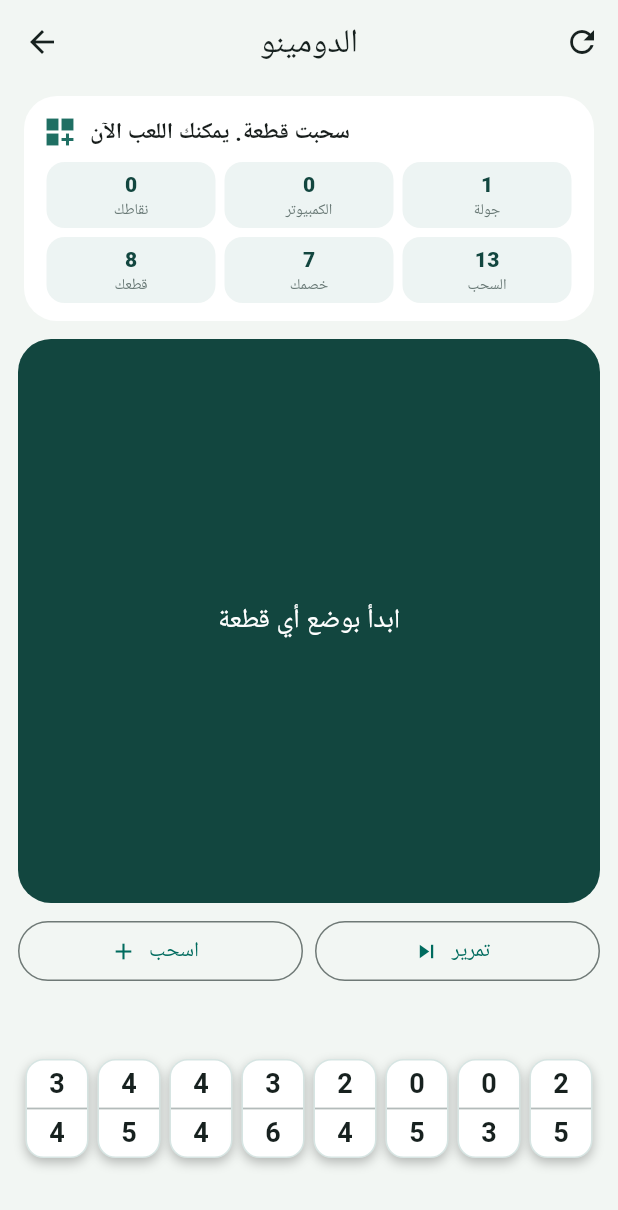
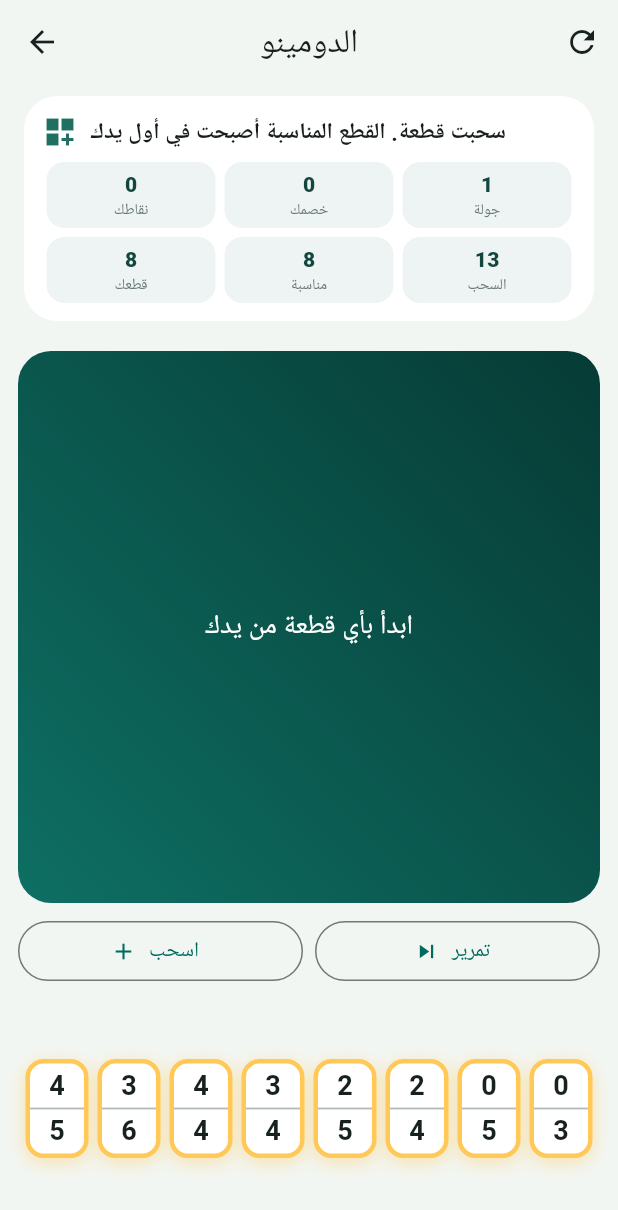
Before and after one commit to aljwaal1/gameslocal, a Flutter app: the DominoGameScreen screen opened directly, after a tap on "اسحب", on a phone screen of 412 x 824 dp. Shown: the top 1210 px of the screen. Run offline on Flutter 3.47's test engine with Material 3 defaults, Android fonts, the phone set to English and light mode, and no system bars.

Commit message:
Improve domino track clarity and playable tile sorting

```diff
--- a/lib/games/domino/domino_game.dart
+++ b/lib/games/domino/domino_game.dart
@@ -71,6 +71,17 @@ class _DominoGameScreenState extends State<DominoGameScreen> {
   int? get leftEnd => board.isEmpty ? null : board.first.left;
   int? get rightEnd => board.isEmpty ? null : board.last.right;
 
+  List<DominoTile> get sortedPlayerHand {
+    final list = List<DominoTile>.from(player);
+    list.sort((a, b) {
+      final ap = canPlay(a) ? 0 : 1;
+      final bp = canPlay(b) ? 0 : 1;
+      if (ap != bp) return ap.compareTo(bp);
+      return b.total.compareTo(a.total);
+    });
+    return list;
+  }
+
   int pipsOf(List<DominoTile> hand) => hand.fold(0, (sum, tile) => sum + tile.total);
 
   bool canPlay(DominoTile tile) {
@@ -87,7 +98,7 @@ class _DominoGameScreenState extends State<DominoGameScreen> {
     if (!playerTurn || roundFinished) return;
     if (!canPlay(tile)) {
       GameFeedback.error();
-      setState(() => message = 'هذه القطعة لا تناسب طرفي الدومينو');
+      setState(() => message = 'هذه القطعة لا تناسب الطرفين: $leftEnd أو $rightEnd');
       return;
     }
     GameFeedback.move();
@@ -116,7 +127,7 @@ class _DominoGameScreenState extends State<DominoGameScreen> {
     }
     GameFeedback.tap();
     player.add(stock.removeLast());
-    message = player.any(canPlay) ? 'سحبت قطعة. يمكنك اللعب الآن' : 'سحبت قطعة، ولا توجد حركة مناسبة بعد';
+    message = player.any(canPlay) ? 'سحبت قطعة. القطع المناسبة أصبحت في أول يدك' : 'سحبت قطعة، ولا توجد حركة مناسبة بعد';
     setState(() {});
   }
 
@@ -124,7 +135,7 @@ class _DominoGameScreenState extends State<DominoGameScreen> {
     if (!playerTurn || roundFinished) return;
     if (player.any(canPlay)) {
       GameFeedback.error();
-      setState(() => message = 'لديك قطعة مناسبة، لا يمكنك التمرير الآن');
+      setState(() => message = 'لديك قطعة مناسبة بإطار ذهبي، لا يمكنك التمرير');
       return;
     }
     GameFeedback.tap();
@@ -169,7 +180,7 @@ class _DominoGameScreenState extends State<DominoGameScreen> {
       return;
     }
     playerTurn = true;
-    message = 'دورك: اختر قطعة مناسبة';
+    message = 'دورك: اختر قطعة بإطار ذهبي';
     setState(() {});
   }
 
@@ -233,7 +244,8 @@ class _DominoGameScreenState extends State<DominoGameScreen> {
 
   @override
   Widget build(BuildContext context) {
-    final visibleBoard = board.length > 12 ? board.sublist(max(0, board.length - 12)) : board;
+    final visibleBoard = board.length > 14 ? board.sublist(max(0, board.length - 14)) : board;
+    final playableCount = player.where(canPlay).length;
 
     return Scaffold(
       appBar: AppBar(
@@ -253,24 +265,41 @@ class _DominoGameScreenState extends State<DominoGameScreen> {
                 playerCount: player.length,
                 botCount: bot.length,
                 stockCount: stock.length,
+                playableCount: playableCount,
               ),
+              const SizedBox(height: 8),
+              _EndsBar(leftEnd: leftEnd, rightEnd: rightEnd),
               const SizedBox(height: 8),
               Expanded(
                 child: Container(
                   width: double.infinity,
                   padding: const EdgeInsets.all(10),
                   decoration: BoxDecoration(
-                    color: AppColors.primaryDark,
+                    gradient: const LinearGradient(
+                      begin: Alignment.topRight,
+                      end: Alignment.bottomLeft,
+                      colors: [Color(0xFF063B35), Color(0xFF0E6F63)],
+                    ),
                     borderRadius: BorderRadius.circular(22),
                   ),
                   child: board.isEmpty
-                      ? const Center(child: Text('ابدأ بوضع أي قطعة', style: TextStyle(color: Colors.white, fontSize: 18)))
-                      : Wrap(
+                      ? const Center(child: Text('ابدأ بأي قطعة من يدك', style: TextStyle(color: Colors.white, fontSize: 18)))
+                      : Column(
+                          children: [
+                            const Text('مسار الدومينو من اليسار إلى اليمين', style: TextStyle(color: Colors.white70, fontSize: 12)),
+                            const SizedBox(height: 6),
+                            Expanded(
+                              child: Wrap(
                                 alignment: WrapAlignment.center,
                                 runAlignment: WrapAlignment.center,
-                          spacing: 6,
-                          runSpacing: 6,
-                          children: [for (final tile in visibleBoard) DominoTileView(tile: tile, compact: true)],
+                                spacing: 5,
+                                runSpacing: 5,
+                                children: [
+                                  for (int i = 0; i < visibleBoard.length; i++) DominoTileView(tile: visibleBoard[i], compact: true, order: board.length - visibleBoard.length + i + 1),
+                                ],
+                              ),
+                            ),
+                          ],
                         ),
                 ),
               ),
@@ -303,13 +332,13 @@ class _DominoGameScreenState extends State<DominoGameScreen> {
                   spacing: 6,
                   runSpacing: 6,
                   children: [
-                    for (final tile in player)
+                    for (final tile in sortedPlayerHand)
                       Opacity(
-                        opacity: playerTurn && !roundFinished && canPlay(tile) ? 1 : 0.45,
+                        opacity: playerTurn && !roundFinished && canPlay(tile) ? 1 : 0.38,
                         child: InkWell(
                           borderRadius: BorderRadius.circular(12),
                           onTap: playerTurn && !roundFinished && canPlay(tile) ? () => playPlayerTile(tile) : null,
-                          child: DominoTileView(tile: tile, compact: true),
+                          child: DominoTileView(tile: tile, compact: true, playable: playerTurn && !roundFinished && canPlay(tile)),
                         ),
                       ),
                   ],
@@ -318,6 +347,50 @@ class _DominoGameScreenState extends State<DominoGameScreen> {
             ],
           ),
         ),
+      ),
+    );
+  }
+}
+
+class _EndsBar extends StatelessWidget {
+  const _EndsBar({required this.leftEnd, required this.rightEnd});
+  final int? leftEnd;
+  final int? rightEnd;
+
+  @override
+  Widget build(BuildContext context) {
+    if (leftEnd == null || rightEnd == null) {
+      return const SizedBox.shrink();
+    }
+    return Row(
+      children: [
+        Expanded(child: _EndBox(label: 'طرف اليسار', value: leftEnd!)),
+        const SizedBox(width: 8),
+        const Icon(Icons.compare_arrows, color: AppColors.primary),
+        const SizedBox(width: 8),
+        Expanded(child: _EndBox(label: 'طرف اليمين', value: rightEnd!)),
+      ],
+    );
+  }
+}
+
+class _EndBox extends StatelessWidget {
+  const _EndBox({required this.label, required this.value});
+  final String label;
+  final int value;
+
+  @override
+  Widget build(BuildContext context) {
+    return Container(
+      padding: const EdgeInsets.symmetric(vertical: 8, horizontal: 10),
+      decoration: BoxDecoration(color: AppColors.accent.withOpacity(0.22), borderRadius: BorderRadius.circular(16), border: Border.all(color: AppColors.accent)),
+      child: Row(
+        mainAxisAlignment: MainAxisAlignment.center,
+        children: [
+          Text(label, style: const TextStyle(fontSize: 12, color: AppColors.muted)),
+          const SizedBox(width: 8),
+          CircleAvatar(radius: 14, backgroundColor: AppColors.accent, child: Text('$value', style: const TextStyle(color: AppColors.ink, fontWeight: FontWeight.bold))),
+        ],
       ),
     );
   }
@@ -332,6 +405,7 @@ class _InfoPanel extends StatelessWidget {
     required this.playerCount,
     required this.botCount,
     required this.stockCount,
+    required this.playableCount,
   });
 
   final String message;
@@ -341,6 +415,7 @@ class _InfoPanel extends StatelessWidget {
   final int playerCount;
   final int botCount;
   final int stockCount;
+  final int playableCount;
 
   @override
   Widget build(BuildContext context) {
@@ -358,19 +433,17 @@ class _InfoPanel extends StatelessWidget {
             ),
             const SizedBox(height: 8),
             Row(
-              mainAxisAlignment: MainAxisAlignment.spaceBetween,
               children: [
                 _MiniStat(label: 'نقاطك', value: '$playerScore'),
-                _MiniStat(label: 'الكمبيوتر', value: '$botScore'),
+                _MiniStat(label: 'خصمك', value: '$botScore'),
                 _MiniStat(label: 'جولة', value: '$roundNumber'),
               ],
             ),
             const SizedBox(height: 6),
             Row(
-              mainAxisAlignment: MainAxisAlignment.spaceBetween,
               children: [
                 _MiniStat(label: 'قطعك', value: '$playerCount'),
-                _MiniStat(label: 'خصمك', value: '$botCount'),
+                _MiniStat(label: 'مناسبة', value: '$playableCount'),
                 _MiniStat(label: 'السحب', value: '$stockCount'),
               ],
             ),
@@ -405,10 +478,12 @@ class _MiniStat extends StatelessWidget {
 }
 
 class DominoTileView extends StatelessWidget {
-  const DominoTileView({super.key, required this.tile, this.compact = false});
+  const DominoTileView({super.key, required this.tile, this.compact = false, this.playable = false, this.order});
 
   final DominoTile tile;
   final bool compact;
+  final bool playable;
+  final int? order;
 
   @override
   Widget build(BuildContext context) {
@@ -416,14 +491,18 @@ class DominoTileView extends StatelessWidget {
     final height = compact ? 66.0 : 92.0;
     final fontSize = compact ? 18.0 : 24.0;
 
-    return Container(
+    return Stack(
+      clipBehavior: Clip.none,
+      children: [
+        AnimatedContainer(
+          duration: const Duration(milliseconds: 160),
           width: width,
           height: height,
           decoration: BoxDecoration(
             color: Colors.white,
             borderRadius: BorderRadius.circular(12),
-        border: Border.all(color: AppColors.primary.withOpacity(0.18)),
-        boxShadow: const [BoxShadow(color: Colors.black26, blurRadius: 6, offset: Offset(0, 3))],
+            border: Border.all(color: playable ? AppColors.accent : AppColors.primary.withOpacity(0.18), width: playable ? 3 : 1),
+            boxShadow: [BoxShadow(color: playable ? AppColors.accent.withOpacity(0.45) : Colors.black26, blurRadius: playable ? 10 : 6, offset: const Offset(0, 3))],
           ),
           child: Column(
             children: [
@@ -432,6 +511,18 @@ class DominoTileView extends StatelessWidget {
               Expanded(child: Center(child: Text('${tile.right}', style: TextStyle(fontSize: fontSize, fontWeight: FontWeight.bold, color: AppColors.ink)))),
             ],
           ),
+        ),
+        if (order != null)
+          Positioned(
+            top: -5,
+            right: -5,
+            child: CircleAvatar(
+              radius: 9,
+              backgroundColor: AppColors.accent,
+              child: Text('$order', style: const TextStyle(fontSize: 9, color: AppColors.ink, fontWeight: FontWeight.bold)),
+            ),
+          ),
+      ],
     );
   }
 }
```
Lines whose indentation alone changed are shown as unchanged.
